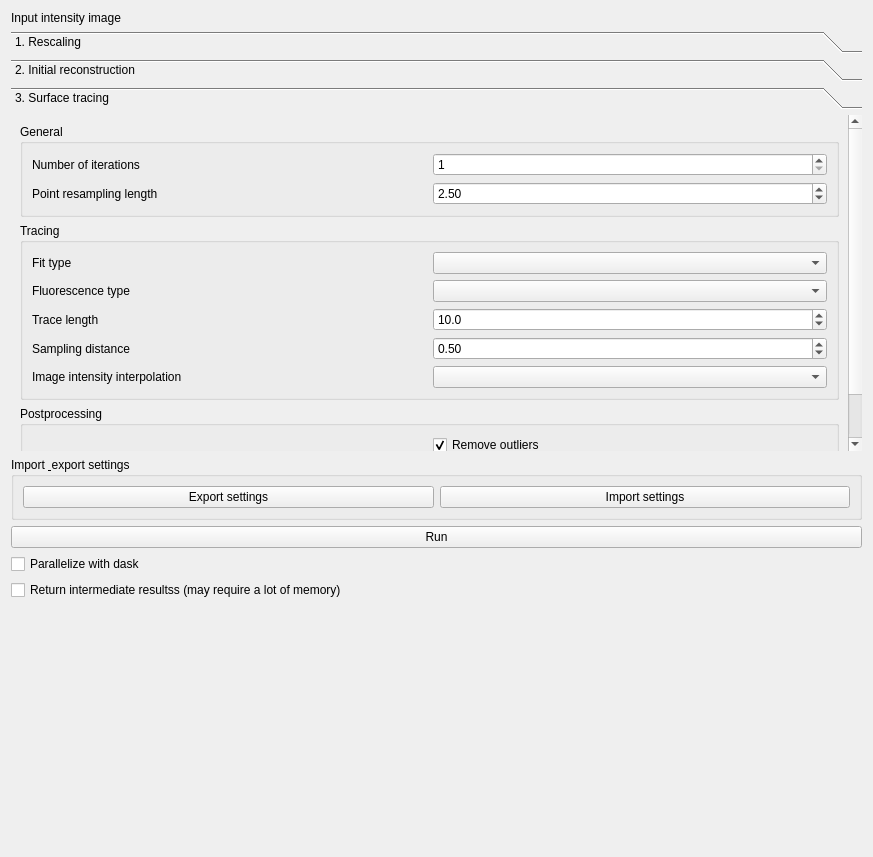
First picture: the form in src/napari_stress/_reconstruction/toolbox.ui, repository campaslab/napari-stress, before the edit.
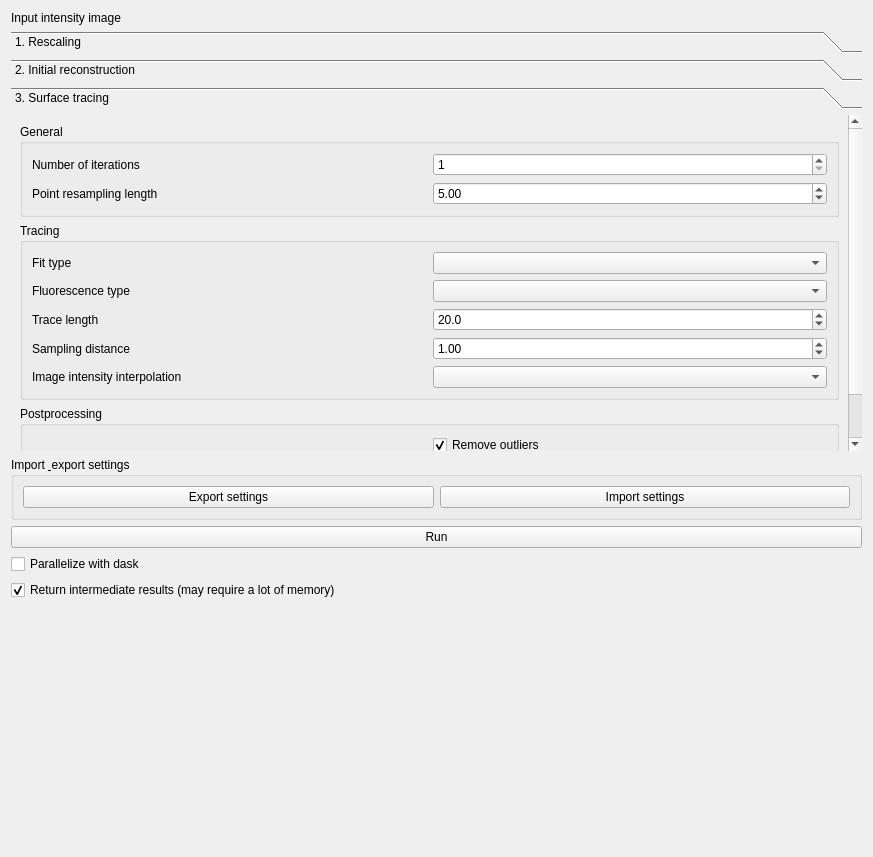
Second picture: the form after the edit.

Commit message: fixed type, changed defaults

The edit to the form file:
```diff
--- a/src/napari_stress/_reconstruction/toolbox.ui
+++ b/src/napari_stress/_reconstruction/toolbox.ui
@@ -256,7 +256,7 @@
         <x>0</x>
         <y>0</y>
         <width>838</width>
-        <height>318</height>
+        <height>341</height>
        </rect>
       </property>
       <attribute name="label">
@@ -344,7 +344,7 @@
              <double>1.000000000000000</double>
             </property>
             <property name="value">
-             <double>2.500000000000000</double>
+             <double>5.000000000000000</double>
             </property>
            </widget>
           </item>
@@ -400,7 +400,7 @@
              <double>0.250000000000000</double>
             </property>
             <property name="value">
-             <double>0.500000000000000</double>
+             <double>1.000000000000000</double>
             </property>
            </widget>
           </item>
@@ -420,7 +420,7 @@
              <double>2.000000000000000</double>
             </property>
             <property name="value">
-             <double>10.000000000000000</double>
+             <double>20.000000000000000</double>
             </property>
            </widget>
           </item>
@@ -468,7 +468,10 @@
    <item row="7" column="0">
     <widget class="QCheckBox" name="checkBox_return_intermediate">
      <property name="text">
-      <string>Return intermediate resultss (may require a lot of memory)</string>
+      <string>Return intermediate results (may require a lot of memory)</string>
+     </property>
+     <property name="checked">
+      <bool>true</bool>
      </property>
     </widget>
    </item>
```
Left out of the diff: 8 changed lines with no effect on the pictures.
